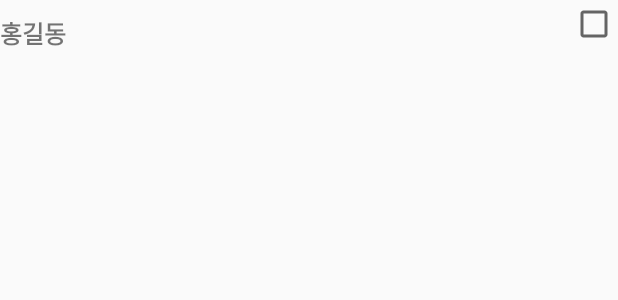
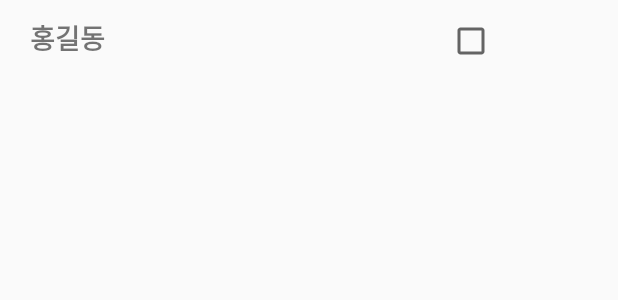
Before and after one commit to 2020Hanium/WeMeetNow_Android, an Android app: the layout item_friends_party.xml on its own in the app's theme, with its tools: preview values and no code run, on a phone screen of 412 x 824 dp. Shown: the top 300 px of the screen. Run offline under Robolectric (Android 15) with nearby library versions, the light colour scheme and no system bars.

Commit message:
파티 개설 - 통신 완료, UI 수정

```diff
--- a/app/src/main/res/layout/activity_add_party.xml
+++ b/app/src/main/res/layout/activity_add_party.xml
@@ -23,6 +23,7 @@
             android:layout_height="55dp"
             android:layout_marginTop="30dp"
             android:background="#ffffff"
+            android:inputType="text"
             android:hint="파티 이름"
             android:paddingStart="20dp" />
 
--- a/app/src/main/res/layout/item_friends_party.xml
+++ b/app/src/main/res/layout/item_friends_party.xml
@@ -1,16 +1,19 @@
 <?xml version="1.0" encoding="utf-8"?>
 <RelativeLayout
-    xmlns:android="http://schemas.android.com/apk/res/android" android:layout_width="wrap_content"
-    android:layout_height="wrap_content">
+    xmlns:android="http://schemas.android.com/apk/res/android"
+    android:layout_width="350dp"
+    android:layout_height="55dp"
+    android:gravity="center_vertical"
+    android:paddingStart="20dp"
+    android:paddingEnd="20dp">
 
     <TextView
         android:layout_width="wrap_content"
         android:layout_height="wrap_content"
         android:text="홍길동"
-        android:textSize="16sp"
+        android:textSize="18sp"
         android:textStyle="bold"
         android:id="@+id/tv_friendname"
-        android:layout_marginTop="10dp"
         />
 
     <CheckBox
```
Also changed, not shown: app/src/main/java/hanium/android/wemeetnow/view/AddPartyActivity.java (+46 -1 lines).
